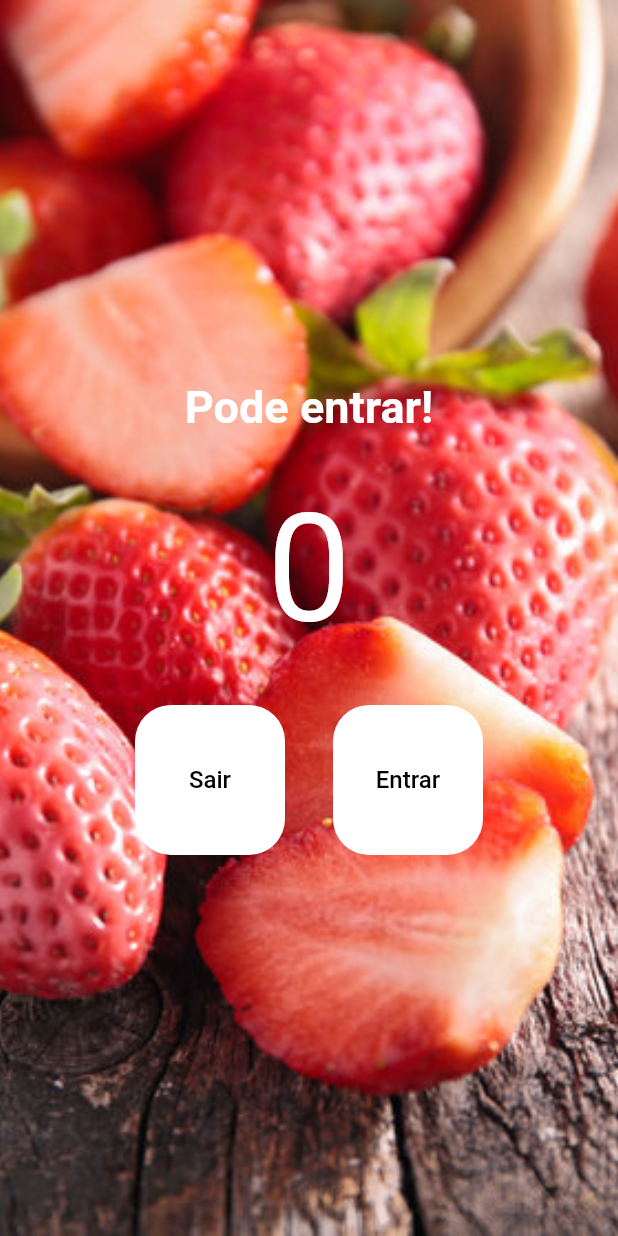
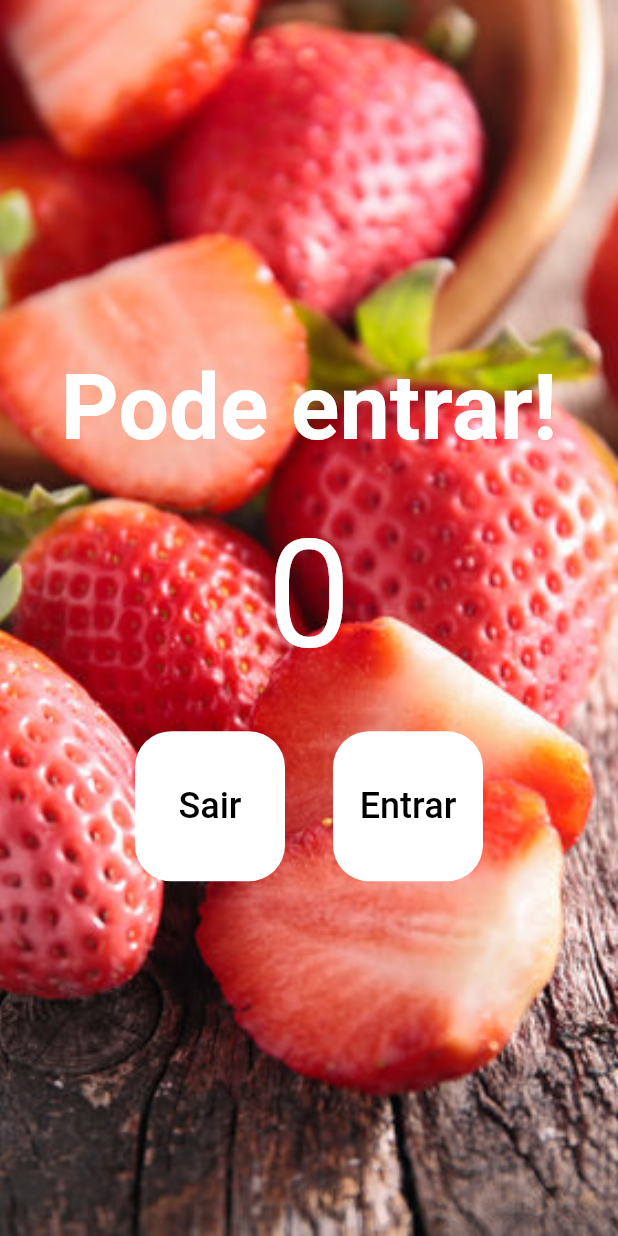
Before and after one commit to FelipeDias28/People-Counter, a Flutter app: the screen it shows after launch, on a phone screen of 412 x 824 dp. Run offline on Flutter 3.47's test engine with Material 2 defaults, Android fonts, the phone set to English and light mode, and no system bars.

```diff
--- a/lib/main.dart
+++ b/lib/main.dart
@@ -6,7 +6,6 @@ void main() {
   );
 }
 
-// Widget responsável pelas configurações do aplicativo
 class MyApp extends StatelessWidget {
   const MyApp({Key? key}) : super(key: key);
 
@@ -19,17 +18,26 @@ class MyApp extends StatelessWidget {
   }
 }
 
-// Separando os Widgets por páginas
-// Widget responsável pela página principal do aplicativo
-class HomePage extends StatelessWidget {
+class HomePage extends StatefulWidget {
   const HomePage({Key? key}) : super(key: key);
 
+  @override
+  State<HomePage> createState() => _HomePageState();
+}
+
+class _HomePageState extends State<HomePage> {
+  int count = 0;
+
   void decrement() {
-    print("Decrement");
+    setState(() {
+      count--;
+    });
   }
 
   void increment() {
-    print("Increment");
+    setState(() {
+      count++;
+    });
   }
 
   @override
@@ -48,16 +56,16 @@ class HomePage extends StatelessWidget {
             const Text(
               "Pode entrar!",
               style: TextStyle(
-                fontSize: 30,
+                fontSize: 60,
                 color: Colors.white,
                 fontWeight: FontWeight.w700,
               ),
             ),
-            const Padding(
-              padding: EdgeInsets.all(32.0),
+            Padding(
+              padding: const EdgeInsets.all(32.0),
               child: Text(
-                "0",
-                style: TextStyle(
+                "$count",
+                style: const TextStyle(
                   fontSize: 100,
                   color: Colors.white,
                 ),
@@ -82,7 +90,7 @@ class HomePage extends StatelessWidget {
                     "Sair",
                     style: TextStyle(
                       color: Colors.black,
-                      fontSize: 16,
+                      fontSize: 24,
                     ),
                   ),
                 ),
@@ -105,7 +113,7 @@ class HomePage extends StatelessWidget {
                     "Entrar",
                     style: TextStyle(
                       color: Colors.black,
-                      fontSize: 16,
+                      fontSize: 24,
                     ),
                   ),
                 ),
```
